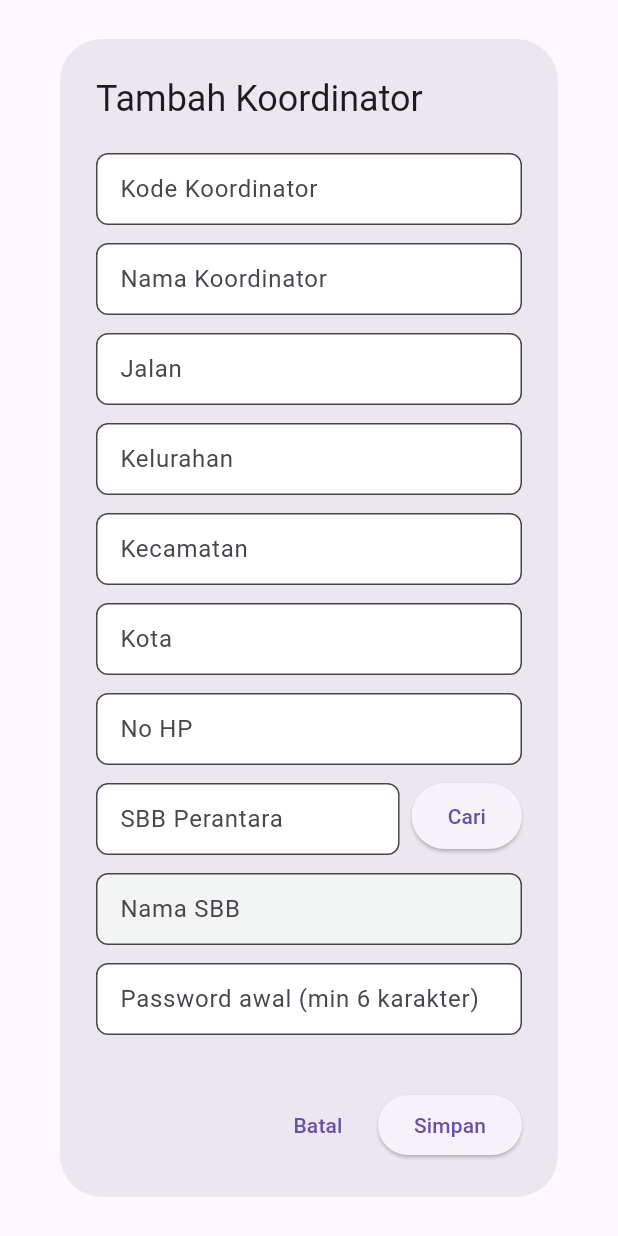
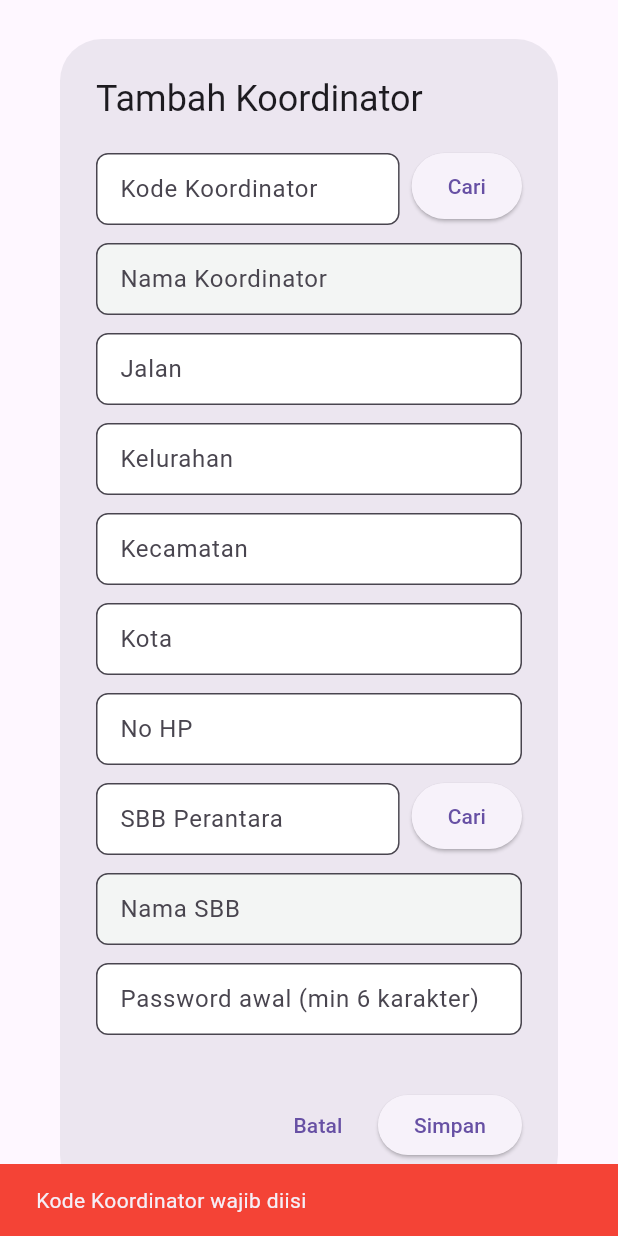
Before and after one commit to kyu-afk/cis, a Flutter app: the _KoordinatorForm widget shown alone on an empty page, opened directly, after a tap on "Cari", on a phone screen of 412 x 824 dp. Run offline on Flutter 3.47's test engine with Material 3 defaults, Android fonts, the phone set to English and light mode, and no system bars; our stand-ins replace camera, dio, flutter_typeahead, image_picker, pdf, printing and 2 more; missing offline and left inert: dart:html, excel; accounts and stored records are empty; network calls fail.

Commit message:
kode koordinator

```diff
--- a/lib/module/data_koordinator/data_koordinator_page.dart
+++ b/lib/module/data_koordinator/data_koordinator_page.dart
@@ -1,6 +1,8 @@
+import 'package:cis_menu/repository/batch_repository.dart';
 import 'package:cis_menu/repository/koordinator_repository.dart';
 import 'package:cis_menu/utils/colors.dart';
 import 'package:flutter/material.dart';
+import 'package:flutter/services.dart';
 
 /// Master Data Koordinator (per BPR) + kelola member (rekening tabungan) lewat inquiry rekening.
 class DataKoordinatorPage extends StatefulWidget {
@@ -232,9 +234,13 @@ class _KoordinatorForm extends StatefulWidget {
 class _KoordinatorFormState extends State<_KoordinatorForm> {
   final _key = GlobalKey<FormState>();
   late final Map<String, TextEditingController> c;
-  bool _saving = false, _searching = false;
+  bool _saving = false, _searching = false, _searchingKode = false;
+  String _verifiedKode = '';
 
   bool get _isEdit => widget.edit != null;
+
+  // Saat edit, kode & nama lama sudah valid (kode dikunci); saat tambah wajib lolos Cari.
+  bool get _kodeVerified => _isEdit || (_verifiedKode.isNotEmpty && c['kd_koord']!.text.trim() == _verifiedKode);
 
   @override
   void initState() {
@@ -255,6 +261,40 @@ class _KoordinatorFormState extends State<_KoordinatorForm> {
     super.dispose();
   }
 
+  void _onKodeChanged(String value) {
+    if (_verifiedKode.isNotEmpty && value.trim() != _verifiedKode) {
+      setState(() {
+        _verifiedKode = '';
+        c['nama']!.clear();
+      });
+    }
+  }
+
+  Future<void> _cariKode() async {
+    final kode = c['kd_koord']!.text.trim();
+    if (kode.isEmpty) {
+      ScaffoldMessenger.of(context).showSnackBar(const SnackBar(content: Text('Kode Koordinator wajib diisi'), backgroundColor: Colors.red));
+      return;
+    }
+    setState(() => _searchingKode = true);
+    final r = await BatchRepository.verifikasiKodeKoordinator(kdKoord: kode);
+    if (!mounted) return;
+    final data = r['data'] is Map ? r['data'] as Map : const {};
+    setState(() {
+      _searchingKode = false;
+      if (r['value'] == 1) {
+        _verifiedKode = kode;
+        c['nama']!.text = (data['nama'] ?? '').toString();
+      } else {
+        _verifiedKode = '';
+        c['nama']!.clear();
+      }
+    });
+    if (r['value'] != 1) {
+      ScaffoldMessenger.of(context).showSnackBar(SnackBar(content: Text(r['message'] ?? 'Kode koordinator tidak ditemukan'), backgroundColor: Colors.red));
+    }
+  }
+
   Future<void> _cariSbb() async {
     final no = c['sbb_perantara']!.text.trim();
     if (no.isEmpty) return;
@@ -272,6 +312,10 @@ class _KoordinatorFormState extends State<_KoordinatorForm> {
 
   Future<void> _save() async {
     if (!_key.currentState!.validate()) return;
+    if (!_kodeVerified || c['nama']!.text.trim().isEmpty) {
+      ScaffoldMessenger.of(context).showSnackBar(const SnackBar(content: Text('Klik Cari untuk verifikasi Kode Koordinator'), backgroundColor: Colors.red));
+      return;
+    }
     if (c['nama_sbb']!.text.trim().isEmpty) {
       ScaffoldMessenger.of(context).showSnackBar(const SnackBar(content: Text('Klik Cari untuk verifikasi SBB Perantara'), backgroundColor: Colors.red));
       return;
@@ -299,14 +343,25 @@ class _KoordinatorFormState extends State<_KoordinatorForm> {
     }
   }
 
-  Widget _f(String key, String label, {bool ro = false, bool req = true, String? hint, bool obscure = false, TextInputType? kt}) => Padding(
+  Widget _f(String key, String label,
+          {bool ro = false,
+          bool req = true,
+          String? hint,
+          bool obscure = false,
+          TextInputType? kt,
+          ValueChanged<String>? onChanged,
+          List<TextInputFormatter>? formatters,
+          Widget? suffix}) =>
+      Padding(
         padding: const EdgeInsets.only(bottom: 12),
         child: TextFormField(
           controller: c[key],
           readOnly: ro,
           obscureText: obscure,
           keyboardType: kt,
-          decoration: _dec(label, hint: hint, ro: ro),
+          onChanged: onChanged,
+          inputFormatters: formatters,
+          decoration: _dec(label, hint: hint, ro: ro).copyWith(suffixIcon: suffix),
           validator: (v) => req && (v == null || v.trim().isEmpty) ? '$label wajib diisi' : null,
         ),
       );
@@ -322,8 +377,24 @@ class _KoordinatorFormState extends State<_KoordinatorForm> {
           child: SingleChildScrollView(
             child: Column(mainAxisSize: MainAxisSize.min, children: [
               const SizedBox(height: 4),
-              _f('kd_koord', 'Kode Koordinator', ro: _isEdit, hint: 'mis. kd01'),
-              _f('nama', 'Nama Koordinator'),
+              Row(crossAxisAlignment: CrossAxisAlignment.start, children: [
+                Expanded(
+                  child: _f('kd_koord', 'Kode Koordinator',
+                      ro: _isEdit,
+                      hint: 'mis. kd01',
+                      onChanged: _onKodeChanged,
+                      formatters: [FilteringTextInputFormatter.deny(RegExp(r'\s'))],
+                      suffix: !_isEdit && _kodeVerified ? const Icon(Icons.verified, size: 20, color: Colors.green) : null),
+                ),
+                if (!_isEdit) ...[
+                  const SizedBox(width: 8),
+                  SizedBox(
+                    height: 44,
+                    child: ElevatedButton(onPressed: _searchingKode ? null : _cariKode, child: _searchingKode ? const SizedBox(width: 16, height: 16, child: CircularProgressIndicator(strokeWidth: 2)) : const Text('Cari')),
+                  ),
+                ],
+              ]),
+              _f('nama', 'Nama Koordinator', ro: true, req: false, hint: 'Otomatis dari pencarian'),
               _f('jalan', 'Jalan', req: false),
               _f('kelurahan', 'Kelurahan', req: false),
               _f('kecamatan', 'Kecamatan', req: false),
--- a/lib/repository/batch_repository.dart
+++ b/lib/repository/batch_repository.dart
@@ -36,6 +36,20 @@ class BatchRepository {
         url: NetworkURL.inquiryKodeCollector(),
         field: 'kd_coll',
         value: kdColl,
+        bprId: bprId,
+      );
+
+  // ==================== VERIFIKASI KODE KOORDINATOR ====================
+  // Pola sama dengan kode kolektor (endpoint & field yang sama), hanya label pesannya beda.
+  static Future<Map<String, dynamic>> verifikasiKodeKoordinator({
+    required String kdKoord,
+    String? bprId,
+  }) =>
+      _verifikasiKeCore(
+        label: 'Kode koordinator',
+        url: NetworkURL.inquiryKodeCollector(),
+        field: 'kd_coll',
+        value: kdKoord,
         bprId: bprId,
       );
 
```
